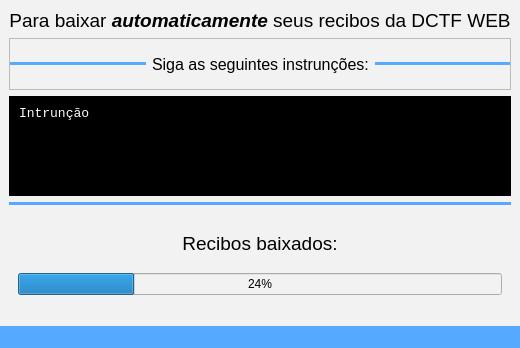
First picture: the form in src/ui/window_downloader-dctf.ui, repository Sl3nc/Downloader_DCTF, before the edit.
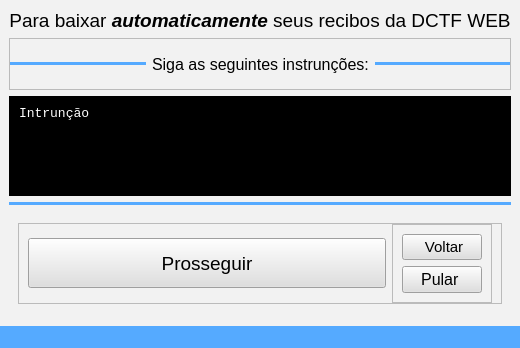
Second picture: the form after the edit. The open tabs and pages were chosen to show the change. Icons and pictures are not drawn.

```diff
--- a/src/ui/window_downloader-dctf.ui
+++ b/src/ui/window_downloader-dctf.ui
@@ -448,38 +448,6 @@
         </item>
        </layout>
       </widget>
-      <widget class="QWidget" name="page_4">
-       <layout class="QVBoxLayout" name="verticalLayout_2">
-        <item>
-         <widget class="QLabel" name="label">
-          <property name="sizePolicy">
-           <sizepolicy hsizetype="Preferred" vsizetype="Maximum">
-            <horstretch>0</horstretch>
-            <verstretch>0</verstretch>
-           </sizepolicy>
-          </property>
-          <property name="font">
-           <font>
-            <pointsize>14</pointsize>
-           </font>
-          </property>
-          <property name="text">
-           <string>Recibos baixados:</string>
-          </property>
-          <property name="alignment">
-           <set>Qt::AlignmentFlag::AlignCenter</set>
-          </property>
-         </widget>
-        </item>
-        <item>
-         <widget class="QProgressBar" name="progressBar">
-          <property name="value">
-           <number>24</number>
-          </property>
-         </widget>
-        </item>
-       </layout>
-      </widget>
      </widget>
     </item>
    </layout>
```
